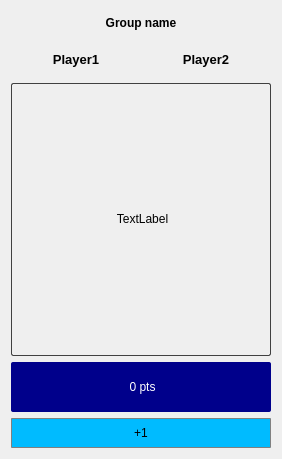
The window that include/ui_/BoxContainer.ui (arcAcemK/LevelManager) describes before a commit, drawn with Qt 5.
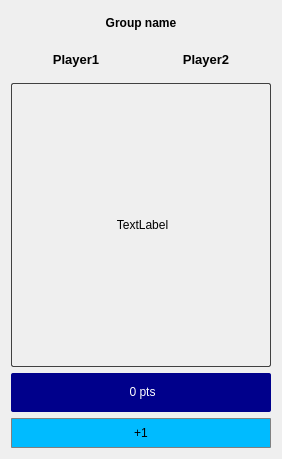
The same window after the commit.

What changed in the file:
```diff
--- a/include/ui_/BoxContainer.ui
+++ b/include/ui_/BoxContainer.ui
@@ -158,10 +158,16 @@
    </item>
    <item>
     <widget class="QLabel" name="groupNote">
+     <property name="minimumSize">
+      <size>
+       <width>0</width>
+       <height>39</height>
+      </size>
+     </property>
      <property name="maximumSize">
       <size>
        <width>16777215</width>
-       <height>50</height>
+       <height>39</height>
       </size>
      </property>
      <property name="styleSheet">
```
Left out of the diff: 6 changed lines with no effect on the pictures.
